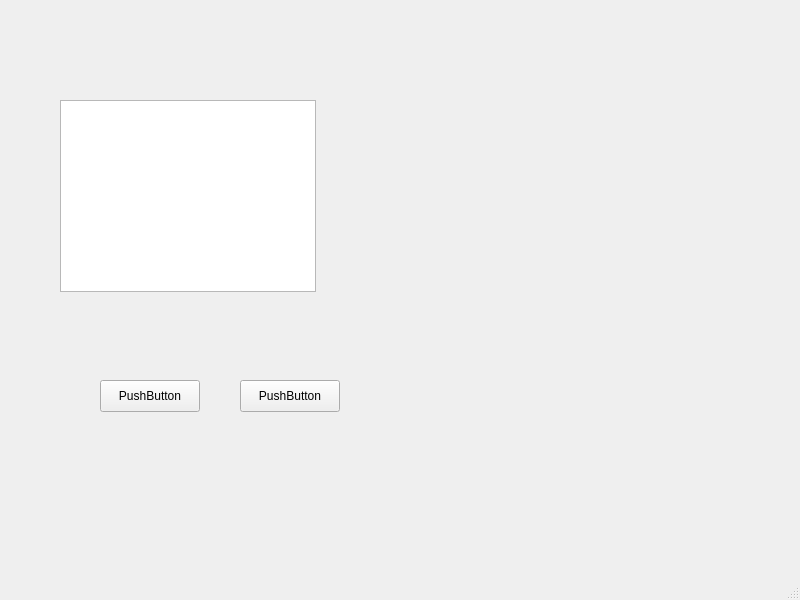
Old version of the form worksheet-6/first_QT_project/mainwindow.ui in the repository Yahya-Alkhosoussy/2025_20675635.
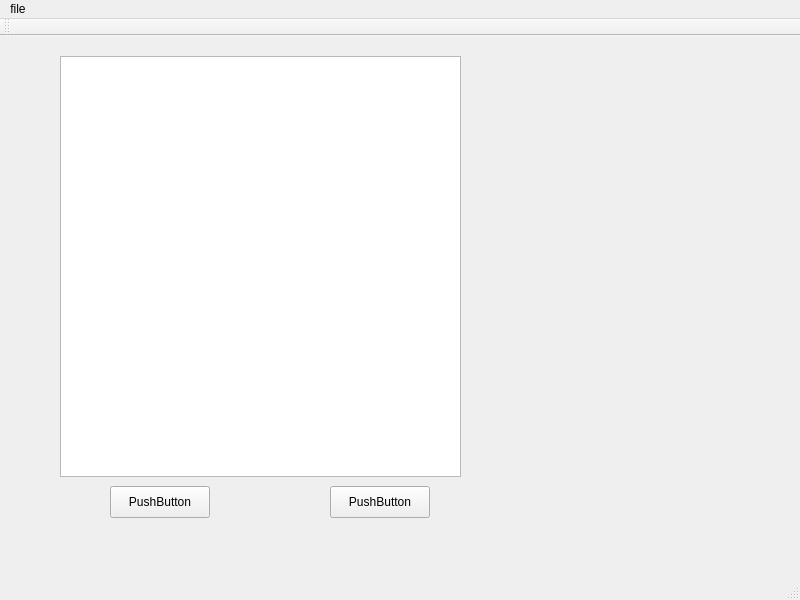
New version of the form. Icons and pictures are not drawn.

Diff of the .ui file:
```diff
--- a/worksheet-6/first_QT_project/mainwindow.ui
+++ b/worksheet-6/first_QT_project/mainwindow.ui
@@ -27,8 +27,8 @@
    <widget class="QPushButton" name="pushButton">
     <property name="geometry">
      <rect>
-      <x>100</x>
-      <y>380</y>
+      <x>110</x>
+      <y>450</y>
       <width>100</width>
       <height>32</height>
      </rect>
@@ -40,8 +40,8 @@
    <widget class="QPushButton" name="pushButton_2">
     <property name="geometry">
      <rect>
-      <x>240</x>
-      <y>380</y>
+      <x>330</x>
+      <y>450</y>
       <width>100</width>
       <height>32</height>
      </rect>
@@ -54,9 +54,9 @@
     <property name="geometry">
      <rect>
       <x>60</x>
-      <y>100</y>
-      <width>256</width>
-      <height>192</height>
+      <y>20</y>
+      <width>401</width>
+      <height>421</height>
      </rect>
     </property>
    </widget>
@@ -70,8 +70,45 @@
      <height>33</height>
     </rect>
    </property>
+   <widget class="QMenu" name="menufile">
+    <property name="title">
+     <string>file</string>
+    </property>
+    <addaction name="separator"/>
+    <addaction name="actionOpen_file"/>
+    <addaction name="actionItem_Options"/>
+   </widget>
+   <addaction name="menufile"/>
   </widget>
   <widget class="QStatusBar" name="statusbar"/>
+  <widget class="QToolBar" name="toolBar">
+   <property name="windowTitle">
+    <string>toolBar</string>
+   </property>
+   <attribute name="toolBarArea">
+    <enum>TopToolBarArea</enum>
+   </attribute>
+   <attribute name="toolBarBreak">
+    <bool>false</bool>
+   </attribute>
+  </widget>
+  <action name="actionOpen_file">
+   <property name="icon">
+    <iconset resource="icons.qrc">
+     <normaloff>:/icons/fileopen.png</normaloff>:/icons/fileopen.png</iconset>
+   </property>
+   <property name="text">
+    <string>Open file</string>
+   </property>
+  </action>
+  <action name="actionItem_Options">
+   <property name="text">
+    <string>Item Options</string>
+   </property>
+   <property name="menuRole">
+    <enum>QAction::MenuRole::NoRole</enum>
+   </property>
+  </action>
  </widget>
  <resources/>
  <connections/>
```
Left out of the diff: 10 changed lines with no effect on the pictures.
